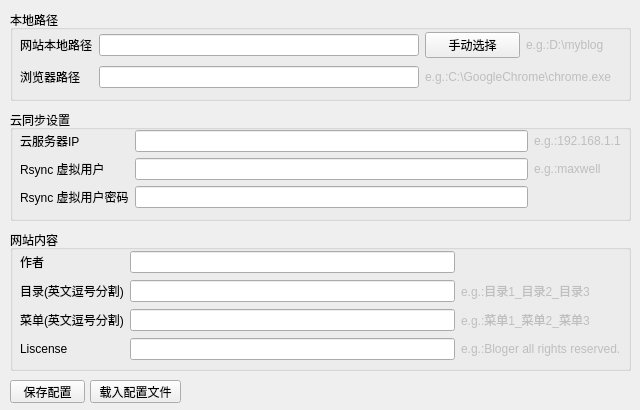
Maxwell-lx/FixitEditor, file config_ui.ui: the form before one commit.
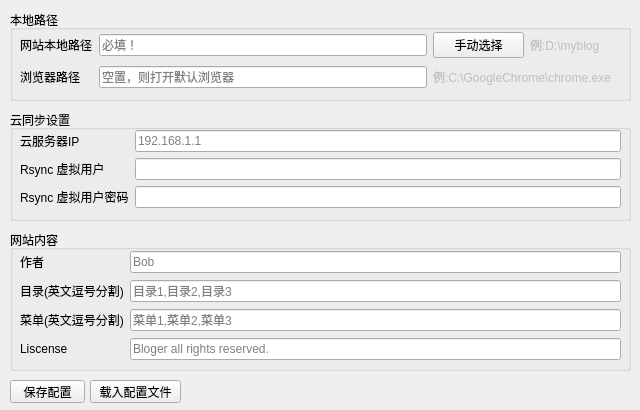
The form after the commit. Icons and pictures are not drawn.

```diff
--- a/config_ui.ui
+++ b/config_ui.ui
@@ -67,46 +67,16 @@
        <height>81</height>
       </rect>
      </property>
-     <layout class="QGridLayout" name="gridLayout_2" columnstretch="0,0,0" columnminimumwidth="0,0,0">
-      <item row="1" column="1">
-       <widget class="QLineEdit" name="LE_rsyncuser"/>
-      </item>
-      <item row="1" column="0">
-       <widget class="QLabel" name="label_8">
-        <property name="text">
-         <string>Rsync 虚拟用户</string>
-        </property>
-       </widget>
-      </item>
-      <item row="1" column="2">
-       <widget class="QLabel" name="label_15">
-        <property name="enabled">
-         <bool>false</bool>
-        </property>
-        <property name="text">
-         <string>e.g.:maxwell</string>
-        </property>
-       </widget>
-      </item>
-      <item row="0" column="0">
-       <widget class="QLabel" name="label_5">
-        <property name="text">
-         <string>云服务器IP</string>
-        </property>
-       </widget>
-      </item>
-      <item row="0" column="2">
-       <widget class="QLabel" name="label_12">
-        <property name="enabled">
-         <bool>false</bool>
-        </property>
-        <property name="text">
-         <string>e.g.:192.168.1.1</string>
-        </property>
-       </widget>
-      </item>
+     <layout class="QGridLayout" name="gridLayout_2" columnstretch="0,0">
       <item row="0" column="1">
-       <widget class="QLineEdit" name="LE_cloudserver"/>
+       <widget class="QLineEdit" name="LE_cloudserver">
+        <property name="text">
+         <string/>
+        </property>
+        <property name="placeholderText">
+         <string>192.168.1.1</string>
+        </property>
+       </widget>
       </item>
       <item row="2" column="0">
        <widget class="QLabel" name="label_16">
@@ -115,6 +85,20 @@
         </property>
        </widget>
       </item>
+      <item row="0" column="0">
+       <widget class="QLabel" name="label_5">
+        <property name="text">
+         <string>云服务器IP</string>
+        </property>
+       </widget>
+      </item>
+      <item row="1" column="0">
+       <widget class="QLabel" name="label_8">
+        <property name="text">
+         <string>Rsync 虚拟用户</string>
+        </property>
+       </widget>
+      </item>
       <item row="2" column="1">
        <widget class="QLineEdit" name="LE_rsyncuserpasswd">
         <property name="echoMode">
@@ -122,6 +106,9 @@
         </property>
        </widget>
       </item>
+      <item row="1" column="1">
+       <widget class="QLineEdit" name="LE_rsyncuser"/>
+      </item>
      </layout>
     </widget>
    </widget>
@@ -147,16 +134,31 @@
       </rect>
      </property>
      <layout class="QGridLayout" name="gridLayout_5">
-      <item row="2" column="1">
-       <widget class="QLineEdit" name="LE_menu"/>
-      </item>
-      <item row="1" column="2">
-       <widget class="QLabel" name="label_9">
-        <property name="enabled">
-         <bool>false</bool>
+      <item row="0" column="1">
+       <widget class="QLineEdit" name="LE_author">
+        <property name="placeholderText">
+         <string>Bob</string>
         </property>
+       </widget>
+      </item>
+      <item row="2" column="0">
+       <widget class="QLabel" name="label_3">
         <property name="text">
-         <string>e.g.:目录1_目录2_目录3</string>
+         <string>菜单(英文逗号分割)</string>
+        </property>
+       </widget>
+      </item>
+      <item row="1" column="1">
+       <widget class="QLineEdit" name="LE_categories">
+        <property name="placeholderText">
+         <string>目录1,目录2,目录3</string>
+        </property>
+       </widget>
+      </item>
+      <item row="2" column="1">
+       <widget class="QLineEdit" name="LE_menu">
+        <property name="placeholderText">
+         <string>菜单1,菜单2,菜单3</string>
         </property>
        </widget>
       </item>
@@ -167,22 +169,13 @@
         </property>
        </widget>
       </item>
-      <item row="2" column="2">
-       <widget class="QLabel" name="label_10">
-        <property name="enabled">
-         <bool>false</bool>
-        </property>
-        <property name="text">
-         <string>e.g.:菜单1_菜单2_菜单3</string>
+      <item row="3" column="1">
+       <widget class="QLineEdit" name="LE_license">
+        <property name="placeholderText">
+         <string>Bloger all rights reserved.</string>
         </property>
        </widget>
       </item>
-      <item row="0" column="1">
-       <widget class="QLineEdit" name="LE_author"/>
-      </item>
-      <item row="1" column="1">
-       <widget class="QLineEdit" name="LE_categories"/>
-      </item>
       <item row="0" column="0">
        <widget class="QLabel" name="label">
         <property name="text">
@@ -190,13 +183,6 @@
         </property>
        </widget>
       </item>
-      <item row="2" column="0">
-       <widget class="QLabel" name="label_3">
-        <property name="text">
-         <string>菜单(英文逗号分割)</string>
-        </property>
-       </widget>
-      </item>
       <item row="3" column="0">
        <widget class="QLabel" name="label_6">
         <property name="text">
@@ -204,19 +190,6 @@
         </property>
        </widget>
       </item>
-      <item row="3" column="1">
-       <widget class="QLineEdit" name="LE_license"/>
-      </item>
-      <item row="3" column="2">
-       <widget class="QLabel" name="label_13">
-        <property name="enabled">
-         <bool>false</bool>
-        </property>
-        <property name="text">
-         <string>e.g.:Bloger all rights reserved.</string>
-        </property>
-       </widget>
-      </item>
      </layout>
     </widget>
    </widget>
@@ -257,6 +230,9 @@
         <property name="text">
          <string/>
         </property>
+        <property name="placeholderText">
+         <string>必填！</string>
+        </property>
        </widget>
       </item>
       <item row="1" column="1">
@@ -264,6 +240,9 @@
         <property name="text">
          <string/>
         </property>
+        <property name="placeholderText">
+         <string>空置，则打开默认浏览器</string>
+        </property>
        </widget>
       </item>
       <item row="1" column="0">
@@ -279,7 +258,7 @@
          <bool>false</bool>
         </property>
         <property name="text">
-         <string>e.g.:C:\GoogleChrome\chrome.exe   </string>
+         <string>例:C:\GoogleChrome\chrome.exe   </string>
         </property>
        </widget>
       </item>
@@ -298,7 +277,7 @@
            <bool>false</bool>
           </property>
           <property name="text">
-           <string>e.g.:D:\myblog   </string>
+           <string>例:D:\myblog   </string>
           </property>
          </widget>
         </item>
```
